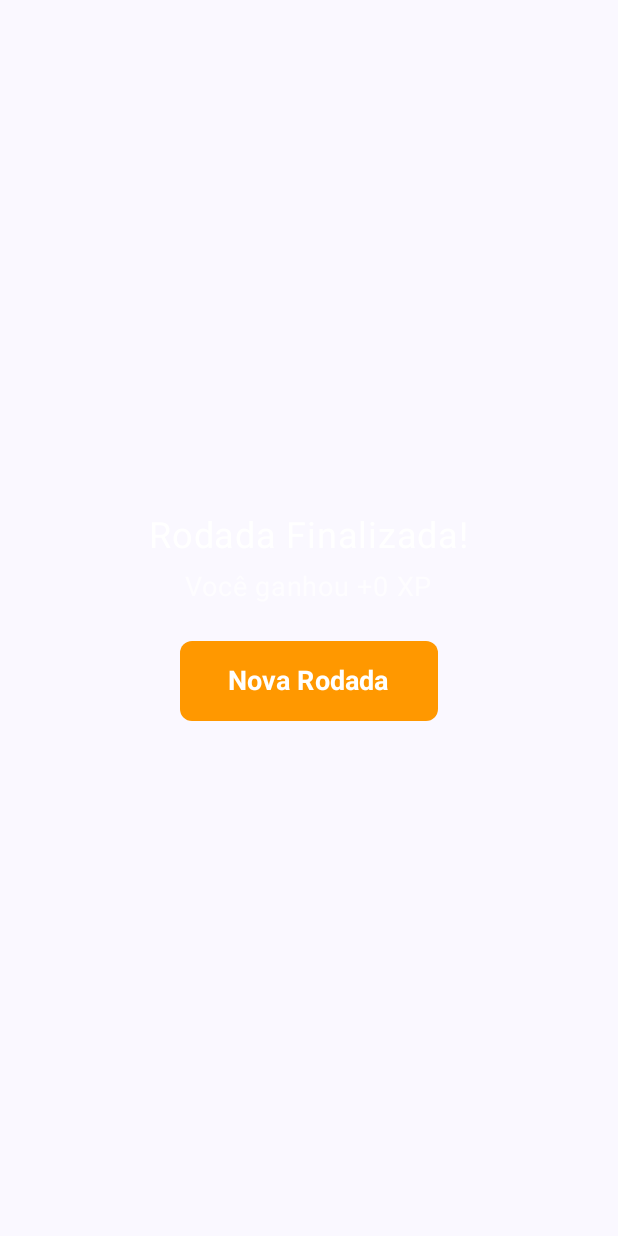
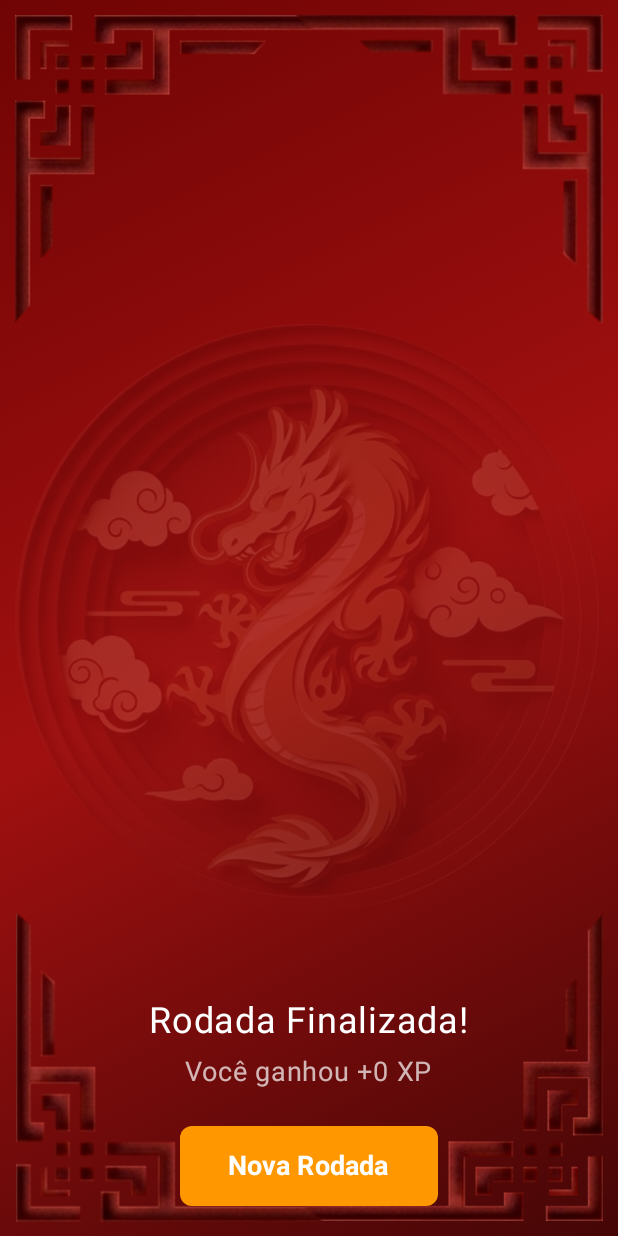
Before and after one commit to hugonorte/chinesonline-kotlin-app, an Android app built with Jetpack Compose: the composable EndGameState called with empty values, on a phone screen of 412 x 824 dp. Run offline under Robolectric (Android 15) with nearby library versions, the light colour scheme and no system bars; Roboto replaces fonts that are not available here.

Commit message:
feat: add decorative background elements and assets to QuizScreen and force-unwrap tts instance

```diff
--- a/app/src/main/java/com/example/chinesonline/feature_quiz/ui/QuizScreen.kt
+++ b/app/src/main/java/com/example/chinesonline/feature_quiz/ui/QuizScreen.kt
@@ -27,6 +27,12 @@ import com.example.chinesonline.core.ui.theme.*
 import androidx.compose.ui.platform.LocalView
 import android.app.Activity
 import androidx.compose.ui.graphics.toArgb
+import androidx.compose.foundation.Image
+import androidx.compose.ui.res.painterResource
+import androidx.compose.ui.graphics.Brush
+import androidx.compose.ui.draw.rotate
+import androidx.compose.ui.draw.alpha
+import com.example.chinesonline.R
 
 import com.example.chinesonline.ChinesOnlineApplication
 import com.example.chinesonline.feature_quiz.data.QuestionResponse
@@ -65,13 +71,13 @@ fun QuizScreen(
                 ttsInstance?.language = java.util.Locale.CHINESE
             }
         }
-        ttsInstance
+        ttsInstance!!
     }
 
     DisposableEffect(Unit) {
         onDispose {
-            tts?.stop()
-            tts?.shutdown()
+            tts.stop()
+            tts.shutdown()
         }
     }
 
@@ -130,7 +136,7 @@ fun QuizScreen(
                             feedbackState = feedbackState,
                             onSubmitAnswer = { viewModel.submitAnswer(it) },
                             onSpeakRequest = {
-                                tts?.speak(q.character, android.speech.tts.TextToSpeech.QUEUE_FLUSH, null, null)
+                                tts.speak(q.character, android.speech.tts.TextToSpeech.QUEUE_FLUSH, null, null)
                             }
                         )
                     }
@@ -442,11 +448,54 @@ fun EndGameState(
     xpGained: Int,
     onNewRound: () -> Unit
 ) {
-    Column(
-        modifier = Modifier.fillMaxSize(),
-        horizontalAlignment = Alignment.CenterHorizontally,
-        verticalArrangement = Arrangement.Center
+    Box(
+        modifier = Modifier
+            .fillMaxSize()
+            .background(
+                brush = Brush.linearGradient(
+                    colors = listOf(
+                        SplashGradientStart,
+                        SplashGradientCenter,
+                        SplashGradientEnd
+                    )
+                )
+            )
+            .padding(10.dp)
     ) {
+        Image(
+            painter = painterResource(id = R.drawable.corner_inset),
+            contentDescription = null,
+            modifier = Modifier.align(Alignment.TopStart)
+        )
+        Image(
+            painter = painterResource(id = R.drawable.corner_inset),
+            contentDescription = null,
+            modifier = Modifier.align(Alignment.TopEnd).rotate(90f)
+        )
+        Image(
+            painter = painterResource(id = R.drawable.corner_inset),
+            contentDescription = null,
+            modifier = Modifier.align(Alignment.BottomEnd).rotate(180f)
+        )
+        Image(
+            painter = painterResource(id = R.drawable.corner_inset),
+            contentDescription = null,
+            modifier = Modifier.align(Alignment.BottomStart).rotate(270f)
+        )
+
+        Image(
+            painter = painterResource(id = R.drawable.dragon_circle),
+            contentDescription = null,
+            modifier = Modifier.align(Alignment.Center).alpha(0.15f)
+        )
+
+        Column(
+            modifier = Modifier
+                .fillMaxSize()
+                .padding(bottom = 10.dp),
+            horizontalAlignment = Alignment.CenterHorizontally,
+            verticalArrangement = Arrangement.Bottom
+        ) {
         if (levelUp) {
             Icon(
                 imageVector = Icons.Filled.Star,
@@ -497,3 +546,4 @@ fun EndGameState(
         }
     }
 }
+}
```
Also changed, not shown: app/src/main/res/drawable/corner_inset.png (added), app/src/main/res/drawable/dragon_circle.png (added).
